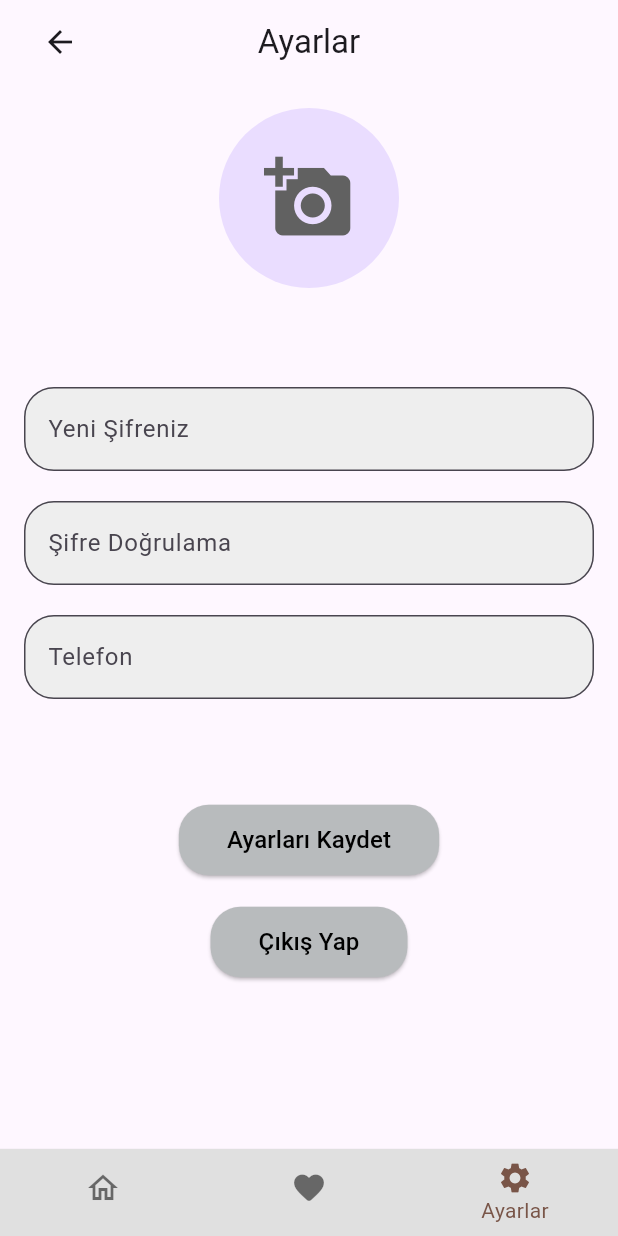
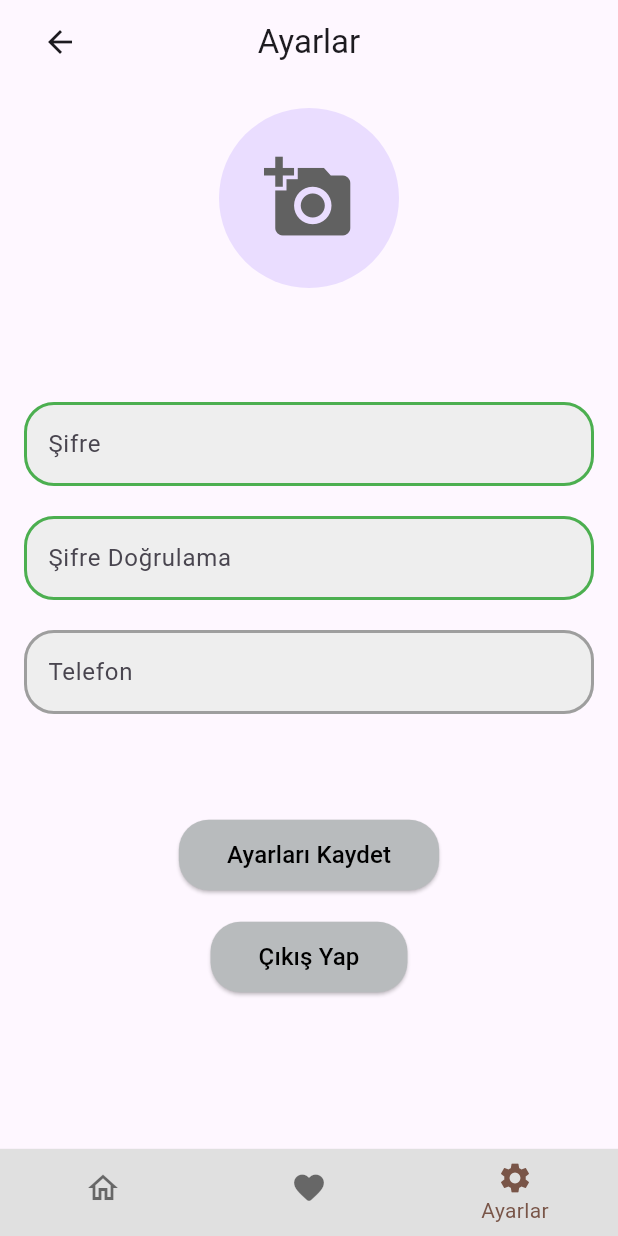
Before and after one commit to AlperenI/bootcamp_grup4, a Flutter app: the screen it shows once a user with an empty profile is signed in, item 3 of the bottom bar chosen, on a phone screen of 412 x 824 dp. Run offline on Flutter 3.47's test engine with Material 3 defaults, Android fonts, the phone set to English and light mode, and no system bars; our stand-ins replace cloud_firestore, firebase_auth, firebase_core, firebase_storage, image_picker, mask_text_input_formatter; accounts and stored records are empty.

Commit message:
şifre dogrulaması eklendi, telefon 10 hane olarak belirlendi.

```diff
--- a/lib/pages/settings_page.dart
+++ b/lib/pages/settings_page.dart
@@ -2,26 +2,8 @@ import 'package:flutter/material.dart';
 import 'package:image_picker/image_picker.dart';
 import 'package:firebase_auth/firebase_auth.dart';
 import 'dart:io';
-import 'package:bootcamp_grup4/utils/const.dart';
-
-void main() {
-  WidgetsFlutterBinding.ensureInitialized();
-  runApp(MyApp());
-}
-
-class MyApp extends StatelessWidget {
-  @override
-  Widget build(BuildContext context) {
-    return MaterialApp(
-      title: 'Settings Page',
-      theme: ThemeData(
-        primarySwatch: Colors.blue,
-        visualDensity: VisualDensity.adaptivePlatformDensity,
-      ),
-      home: SettingsPage(),
-    );
-  }
-}
+import 'package:flutter/services.dart';
+import 'package:mask_text_input_formatter/mask_text_input_formatter.dart';
 
 class SettingsPage extends StatefulWidget {
   const SettingsPage({super.key});
@@ -33,6 +15,16 @@ class SettingsPage extends StatefulWidget {
 class _SettingsPageState extends State<SettingsPage> {
   final user = FirebaseAuth.instance.currentUser!;
   File? _image;
+
+  final phoneFormatter = MaskTextInputFormatter(
+    mask: '### ### ## ##',
+    filter: {"#": RegExp(r'[0-9]')},
+  );
+
+  final TextEditingController _passwordController = TextEditingController();
+  final TextEditingController _confirmPasswordController =
+      TextEditingController();
+  bool _isPasswordMatched = true;
 
   get backgroundColor => null;
 
@@ -46,8 +38,15 @@ class _SettingsPageState extends State<SettingsPage> {
         }
       });
     } catch (e) {
-      print("Hatalı fotoğraf $e");
+      print("Hatalı Fotoğraf: $e");
     }
+  }
+
+  void _checkPasswordMatch(String value) {
+    setState(() {
+      _isPasswordMatched =
+          _passwordController.text == _confirmPasswordController.text;
+    });
   }
 
   @override
@@ -100,27 +99,34 @@ class _SettingsPageState extends State<SettingsPage> {
               Text(
                 "${user.email}",
                 textAlign: TextAlign.center,
-                style:
-                    const TextStyle(fontSize: 18, fontWeight: FontWeight.bold),
+                style: TextStyle(fontSize: 18, fontWeight: FontWeight.bold),
               ),
-              const SizedBox(height: 20),
+              const SizedBox(height: 30),
               _buildTextField(
-                label: 'Yeni Şifreniz',
+                label: 'Şifre',
                 isPassword: true,
+                controller: _passwordController,
+                onChanged: _checkPasswordMatch,
+                borderColor: _isPasswordMatched ? Colors.green : Colors.red,
               ),
               const SizedBox(height: 20),
               _buildTextField(
                 label: 'Şifre Doğrulama',
                 isPassword: true,
+                controller: _confirmPasswordController,
+                onChanged: _checkPasswordMatch,
+                borderColor: _isPasswordMatched ? Colors.green : Colors.red,
               ),
               const SizedBox(height: 20),
               _buildTextField(
                 label: 'Telefon',
+                keyboardType: TextInputType.number,
+                inputFormatters: [phoneFormatter],
               ),
               const SizedBox(height: 70),
               ElevatedButton(
                 onPressed: () {
-                  // kaydet
+                  // Kaydet
                 },
                 style: ElevatedButton.styleFrom(
                   backgroundColor: Color.fromARGB(255, 184, 187, 189),
@@ -141,12 +147,13 @@ class _SettingsPageState extends State<SettingsPage> {
                 },
                 style: ElevatedButton.styleFrom(
                   backgroundColor: Color.fromARGB(255, 184, 187, 189),
-                  padding: EdgeInsets.symmetric(horizontal: 32, vertical: 12),
+                  padding:
+                      const EdgeInsets.symmetric(horizontal: 32, vertical: 12),
                   shape: RoundedRectangleBorder(
                     borderRadius: BorderRadius.circular(20),
                   ),
                 ),
-                child: Text(
+                child: const Text(
                   "Çıkış Yap",
                   style: TextStyle(fontSize: 16, color: Colors.black),
                 ),
@@ -162,20 +169,35 @@ class _SettingsPageState extends State<SettingsPage> {
     required String label,
     String? initialValue,
     bool isPassword = false,
+    TextInputType keyboardType = TextInputType.text,
+    List<TextInputFormatter>? inputFormatters,
+    TextEditingController? controller,
+    Function(String)? onChanged,
+    Color borderColor = Colors.grey,
   }) {
     return TextField(
       obscureText: isPassword,
+      keyboardType: keyboardType,
+      inputFormatters: inputFormatters,
+      controller: controller,
+      onChanged: onChanged,
       decoration: InputDecoration(
         labelText: label,
         border: OutlineInputBorder(
           borderRadius: BorderRadius.circular(20),
+          borderSide: BorderSide(color: borderColor, width: 2.0),
         ),
         filled: true,
         fillColor: Colors.grey[200],
+        enabledBorder: OutlineInputBorder(
+          borderRadius: BorderRadius.circular(20),
+          borderSide: BorderSide(color: borderColor, width: 2.0),
+        ),
+        focusedBorder: OutlineInputBorder(
+          borderRadius: BorderRadius.circular(20),
+          borderSide: BorderSide(color: borderColor, width: 2.0),
+        ),
       ),
-      controller: initialValue != null
-          ? TextEditingController(text: initialValue)
-          : null,
     );
   }
 }
--- a/pubspec.yaml
+++ b/pubspec.yaml
@@ -40,6 +40,7 @@ dependencies:
   image_picker: ^1.1.2
   cloud_firestore: ^5.1.0
   firebase_storage: ^12.1.1
+  mask_text_input_formatter: ^2.0.0
 
 
 dev_dependencies:
```
Also changed, not shown: pubspec.lock.
